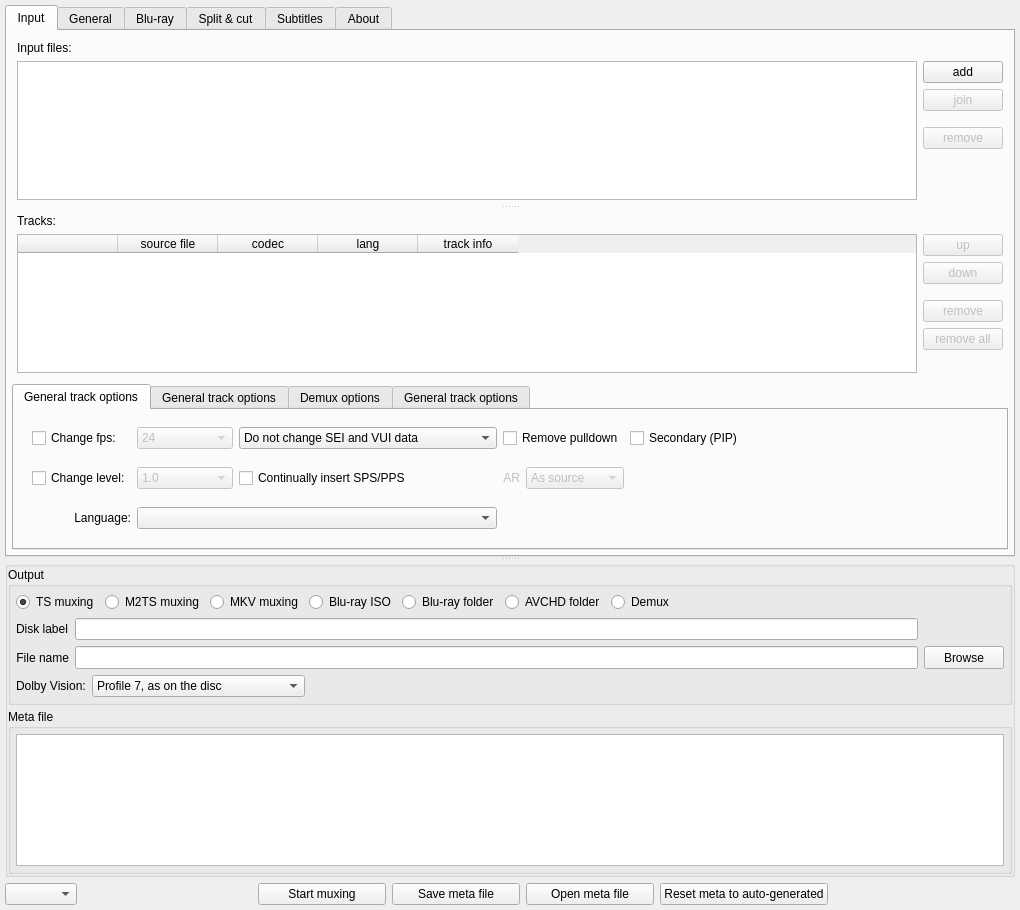
The window that tsMuxerGUI/tsmuxerwindow.ui (gskening/tsMuxer) describes before a commit, drawn with Qt 5.
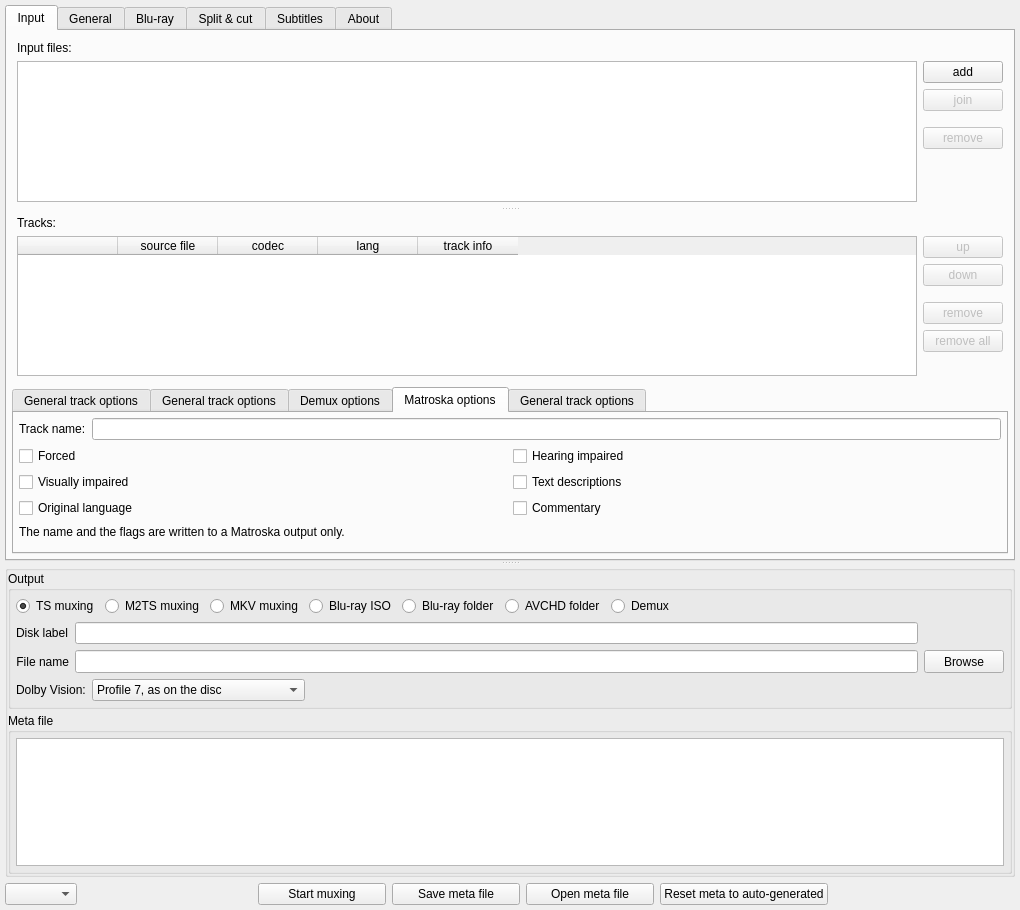
The same window after the commit. The open tabs and pages were chosen to show the change. Icons and pictures are not drawn.

Commit message: feat(gui): track name and flags in the window, for a Matroska output

Patch:
```diff
--- a/tsMuxerGUI/tsmuxerwindow.ui
+++ b/tsMuxerGUI/tsmuxerwindow.ui
@@ -909,6 +909,90 @@
             </item>
            </layout>
           </widget>
+          <widget class="QWidget" name="tabSheetMkv">
+           <attribute name="title">
+            <string>Matroska options</string>
+           </attribute>
+           <layout class="QVBoxLayout" name="verticalLayoutMkv">
+            <item>
+             <layout class="QHBoxLayout" name="horizontalLayoutMkvName">
+              <item>
+               <widget class="QLabel" name="mkvTrackNameLabel">
+                <property name="text">
+                 <string>Track name:</string>
+                </property>
+               </widget>
+              </item>
+              <item>
+               <widget class="QLineEdit" name="mkvTrackNameEdit"/>
+              </item>
+             </layout>
+            </item>
+            <item>
+             <layout class="QGridLayout" name="gridLayoutMkvFlags">
+              <item row="0" column="0">
+               <widget class="QCheckBox" name="mkvFlagForced">
+                <property name="text">
+                 <string>Forced</string>
+                </property>
+               </widget>
+              </item>
+              <item row="0" column="1">
+               <widget class="QCheckBox" name="mkvFlagHearing">
+                <property name="text">
+                 <string>Hearing impaired</string>
+                </property>
+               </widget>
+              </item>
+              <item row="1" column="0">
+               <widget class="QCheckBox" name="mkvFlagVisual">
+                <property name="text">
+                 <string>Visually impaired</string>
+                </property>
+               </widget>
+              </item>
+              <item row="1" column="1">
+               <widget class="QCheckBox" name="mkvFlagTextDesc">
+                <property name="text">
+                 <string>Text descriptions</string>
+                </property>
+               </widget>
+              </item>
+              <item row="2" column="0">
+               <widget class="QCheckBox" name="mkvFlagOriginal">
+                <property name="text">
+                 <string>Original language</string>
+                </property>
+               </widget>
+              </item>
+              <item row="2" column="1">
+               <widget class="QCheckBox" name="mkvFlagCommentary">
+                <property name="text">
+                 <string>Commentary</string>
+                </property>
+               </widget>
+              </item>
+             </layout>
+            </item>
+            <item>
+             <widget class="QLabel" name="mkvOptionsNote">
+              <property name="text">
+               <string>The name and the flags are written to a Matroska output only.</string>
+              </property>
+              <property name="wordWrap">
+               <bool>true</bool>
+              </property>
+             </widget>
+            </item>
+            <item>
+             <spacer name="verticalSpacerMkv">
+              <property name="orientation">
+               <enum>Qt::Vertical</enum>
+              </property>
+             </spacer>
+            </item>
+           </layout>
+          </widget>
           <widget class="QWidget" name="tabSheetFake">
            <attribute name="title">
             <string>General track options</string>
```
The commit also changes 14 other files.
